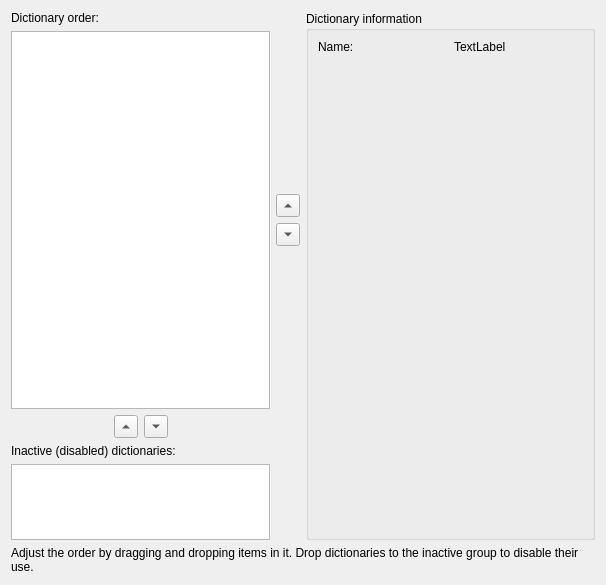
Above: src/orderandprops.ui from goldendict/goldendict before the change. Below: the same form after it.
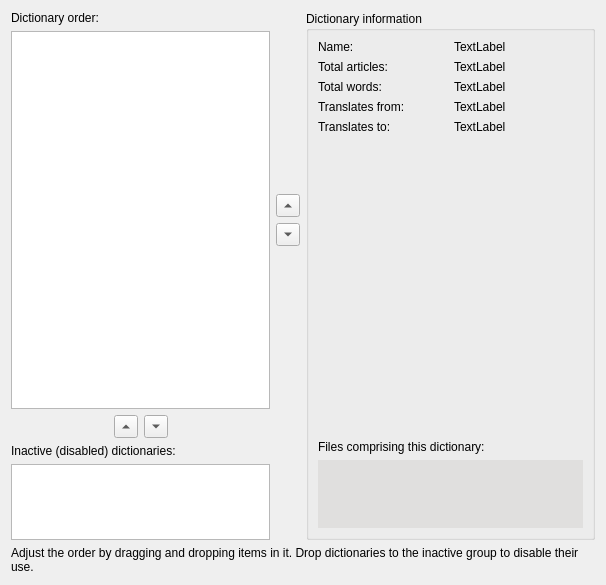
That is the form after the change. Custom widgets are drawn as their Qt base class.

Commit message: + Implement basic 'Dictionary information' pane functionality. - Hide arrow buttons in 'Dictionaries' for now. + Add 'ja' flag to comply to ISO (copied from 'jp')

Diff of the .ui file:
```diff
--- a/src/orderandprops.ui
+++ b/src/orderandprops.ui
@@ -162,7 +162,78 @@
           <item row="0" column="1">
            <widget class="QLabel" name="dictionaryName">
             <property name="text">
-             <string>TextLabel</string>
+             <string notr="true">TextLabel</string>
+            </property>
+            <property name="textFormat">
+             <enum>Qt::PlainText</enum>
+            </property>
+           </widget>
+          </item>
+          <item row="1" column="1">
+           <widget class="QLabel" name="dictionaryTotalArticles">
+            <property name="text">
+             <string notr="true">TextLabel</string>
+            </property>
+            <property name="textFormat">
+             <enum>Qt::PlainText</enum>
+            </property>
+           </widget>
+          </item>
+          <item row="1" column="0">
+           <widget class="QLabel" name="label_6">
+            <property name="text">
+             <string>Total articles:</string>
+            </property>
+           </widget>
+          </item>
+          <item row="2" column="0">
+           <widget class="QLabel" name="label_7">
+            <property name="text">
+             <string>Total words:</string>
+            </property>
+           </widget>
+          </item>
+          <item row="2" column="1">
+           <widget class="QLabel" name="dictionaryTotalWords">
+            <property name="text">
+             <string notr="true">TextLabel</string>
+            </property>
+            <property name="textFormat">
+             <enum>Qt::PlainText</enum>
+            </property>
+           </widget>
+          </item>
+          <item row="3" column="0">
+           <widget class="QLabel" name="label_9">
+            <property name="text">
+             <string>Translates from:</string>
+            </property>
+           </widget>
+          </item>
+          <item row="4" column="0">
+           <widget class="QLabel" name="label_10">
+            <property name="text">
+             <string>Translates to:</string>
+            </property>
+           </widget>
+          </item>
+          <item row="3" column="1">
+           <widget class="QLabel" name="dictionaryTranslatesFrom">
+            <property name="text">
+             <string notr="true">TextLabel</string>
+            </property>
+            <property name="textFormat">
+             <enum>Qt::RichText</enum>
+            </property>
+           </widget>
+          </item>
+          <item row="4" column="1">
+           <widget class="QLabel" name="dictionaryTranslatesTo">
+            <property name="text">
+             <string notr="true">TextLabel</string>
+            </property>
+            <property name="textFormat">
+             <enum>Qt::RichText</enum>
             </property>
            </widget>
           </item>
@@ -194,6 +265,63 @@
           </property>
          </spacer>
         </item>
+        <item>
+         <widget class="QLabel" name="label_11">
+          <property name="text">
+           <string>Files comprising this dictionary:</string>
+          </property>
+         </widget>
+        </item>
+        <item>
+         <widget class="QPlainTextEdit" name="dictionaryFileList">
+          <property name="palette">
+           <palette>
+            <active>
+             <colorrole role="Base">
+              <brush brushstyle="SolidPattern">
+               <color alpha="255">
+                <red>224</red>
+                <green>223</green>
+                <blue>222</blue>
+               </color>
+              </brush>
+             </colorrole>
+            </active>
+            <inactive>
+             <colorrole role="Base">
+              <brush brushstyle="SolidPattern">
+               <color alpha="255">
+                <red>224</red>
+                <green>223</green>
+                <blue>222</blue>
+               </color>
+              </brush>
+             </colorrole>
+            </inactive>
+            <disabled>
+             <colorrole role="Base">
+              <brush brushstyle="SolidPattern">
+               <color alpha="255">
+                <red>224</red>
+                <green>223</green>
+                <blue>222</blue>
+               </color>
+              </brush>
+             </colorrole>
+            </disabled>
+           </palette>
+          </property>
+          <property name="frameShape">
+           <enum>QFrame::NoFrame</enum>
+          </property>
+          <property name="horizontalScrollBarPolicy">
+           <enum>Qt::ScrollBarAlwaysOff</enum>
+          </property>
+          <property name="lineWrapMode">
+           <enum>QPlainTextEdit::NoWrap</enum>
+          </property>
+         </widget>
+        </item>
        </layout>
       </widget>
      </item>
```
Left out of the diff: 2 changed lines with no effect on the pictures. The commit also changes 6 other files.
